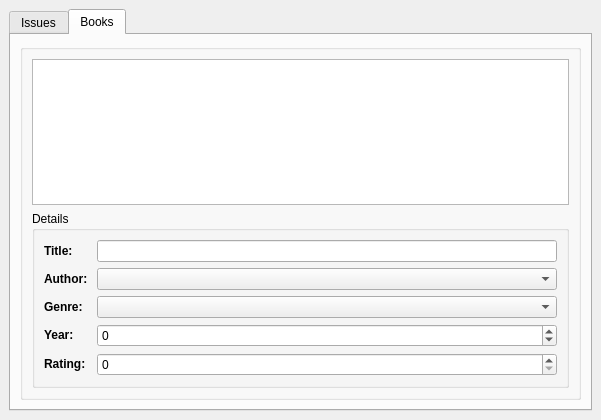
This is mainwindow.ui in kupns-aka-kupa/kprpo_lr1 as Qt 5 draws it before an edit. The edited form follows.
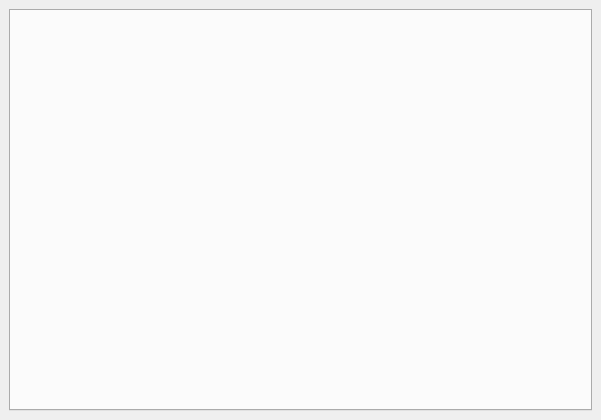
This is the edited form.

Commit message: add book widget and issue widget

Patch:
```diff
--- a/mainwindow.ui
+++ b/mainwindow.ui
@@ -35,221 +35,6 @@
       <property name="currentIndex">
        <number>1</number>
       </property>
-      <widget class="QWidget" name="issues">
-       <attribute name="title">
-        <string>Issues</string>
-       </attribute>
-       <layout class="QHBoxLayout" name="horizontalLayout_2">
-        <item>
-         <widget class="QGroupBox" name="issuesGroupBox">
-          <property name="title">
-           <string/>
-          </property>
-          <layout class="QVBoxLayout" name="_2">
-           <property name="spacing">
-            <number>6</number>
-           </property>
-           <property name="leftMargin">
-            <number>9</number>
-           </property>
-           <property name="topMargin">
-            <number>9</number>
-           </property>
-           <property name="rightMargin">
-            <number>9</number>
-           </property>
-           <property name="bottomMargin">
-            <number>9</number>
-           </property>
-           <item>
-            <widget class="QTableView" name="issuesTable">
-             <property name="selectionBehavior">
-              <enum>QAbstractItemView::SelectRows</enum>
-             </property>
-            </widget>
-           </item>
-           <item>
-            <widget class="QGroupBox" name="issueDetailsGroupBox">
-             <property name="title">
-              <string>Details</string>
-             </property>
-             <layout class="QFormLayout" name="_3">
-              <item row="0" column="0">
-               <widget class="QLabel" name="readerLabel">
-                <property name="text">
-                 <string>&lt;html&gt;&lt;head/&gt;&lt;body&gt;&lt;p&gt;&lt;span style=&quot; font-weight:600;&quot;&gt;Reader: &lt;/span&gt;&lt;/p&gt;&lt;/body&gt;&lt;/html&gt;</string>
-                </property>
-               </widget>
-              </item>
-              <item row="0" column="1">
-               <widget class="QComboBox" name="readerEdit">
-                <property name="enabled">
-                 <bool>true</bool>
-                </property>
-               </widget>
-              </item>
-              <item row="1" column="0">
-               <widget class="QLabel" name="bookLabel">
-                <property name="text">
-                 <string>&lt;html&gt;&lt;head/&gt;&lt;body&gt;&lt;p&gt;&lt;span style=&quot; font-weight:600;&quot;&gt;Book:&lt;/span&gt;&lt;/p&gt;&lt;/body&gt;&lt;/html&gt;</string>
-                </property>
-               </widget>
-              </item>
-              <item row="1" column="1">
-               <widget class="QComboBox" name="bookEdit">
-                <property name="enabled">
-                 <bool>true</bool>
-                </property>
-               </widget>
-              </item>
-              <item row="2" column="0">
-               <widget class="QLabel" name="statusLabel">
-                <property name="text">
-                 <string>&lt;html&gt;&lt;head/&gt;&lt;body&gt;&lt;p&gt;&lt;span style=&quot; font-weight:600;&quot;&gt;Status:&lt;/span&gt;&lt;/p&gt;&lt;/body&gt;&lt;/html&gt;</string>
-                </property>
-               </widget>
-              </item>
-              <item row="2" column="1">
-               <widget class="QComboBox" name="statusEdit">
-                <property name="enabled">
-                 <bool>true</bool>
-                </property>
-               </widget>
-              </item>
-             </layout>
-            </widget>
-           </item>
-          </layout>
-         </widget>
-        </item>
-       </layout>
-      </widget>
-      <widget class="QWidget" name="books">
-       <attribute name="title">
-        <string>Books</string>
-       </attribute>
-       <layout class="QHBoxLayout" name="horizontalLayout">
-        <item>
-         <widget class="QGroupBox" name="groupBox">
-          <property name="title">
-           <string/>
-          </property>
-          <layout class="QVBoxLayout">
-           <property name="spacing">
-            <number>6</number>
-           </property>
-           <property name="leftMargin">
-            <number>9</number>
-           </property>
-           <property name="topMargin">
-            <number>9</number>
-           </property>
-           <property name="rightMargin">
-            <number>9</number>
-           </property>
-           <property name="bottomMargin">
-            <number>9</number>
-           </property>
-           <item>
-            <widget class="QTableView" name="bookTable">
-             <property name="selectionBehavior">
-              <enum>QAbstractItemView::SelectRows</enum>
-             </property>
-            </widget>
-           </item>
-           <item>
-            <widget class="QGroupBox" name="detailsGroupBox">
-             <property name="title">
-              <string>Details</string>
-             </property>
-             <layout class="QFormLayout">
-              <item row="0" column="0">
-               <widget class="QLabel" name="label_5">
-                <property name="text">
-                 <string>&lt;b&gt;Title:&lt;/b&gt;</string>
-                </property>
-               </widget>
-              </item>
-              <item row="0" column="1">
-               <widget class="QLineEdit" name="titleEdit">
-                <property name="enabled">
-                 <bool>true</bool>
-                </property>
-               </widget>
-              </item>
-              <item row="1" column="0">
-               <widget class="QLabel" name="label_2">
-                <property name="text">
-                 <string>&lt;b&gt;Author: &lt;/b&gt;</string>
-                </property>
-               </widget>
-              </item>
-              <item row="1" column="1">
-               <widget class="QComboBox" name="authorEdit">
-                <property name="enabled">
-                 <bool>true</bool>
-                </property>
-               </widget>
-              </item>
-              <item row="2" column="0">
-               <widget class="QLabel" name="label_3">
-                <property name="text">
-                 <string>&lt;b&gt;Genre:&lt;/b&gt;</string>
-                </property>
-               </widget>
-              </item>
-              <item row="2" column="1">
-               <widget class="QComboBox" name="genreEdit">
-                <property name="enabled">
-                 <bool>true</bool>
-                </property>
-               </widget>
-              </item>
-              <item row="3" column="0">
-               <widget class="QLabel" name="label_4">
-                <property name="text">
-                 <string>&lt;b&gt;Year:&lt;/b&gt;</string>
-                </property>
-               </widget>
-              </item>
-              <item row="3" column="1">
-               <widget class="QSpinBox" name="yearEdit">
-                <property name="enabled">
-                 <bool>true</bool>
-                </property>
-                <property name="prefix">
-                 <string/>
-                </property>
-                <property name="minimum">
-                 <number>-1000</number>
-                </property>
-                <property name="maximum">
-                 <number>2100</number>
-                </property>
-               </widget>
-              </item>
-              <item row="4" column="0">
-               <widget class="QLabel" name="label">
-                <property name="text">
-                 <string>&lt;b&gt;Rating:&lt;/b&gt;</string>
-                </property>
-               </widget>
-              </item>
-              <item row="4" column="1">
-               <widget class="QSpinBox" name="ratingEdit">
-                <property name="maximum">
-                 <number>5</number>
-                </property>
-               </widget>
-              </item>
-             </layout>
-            </widget>
-           </item>
-          </layout>
-         </widget>
-        </item>
-       </layout>
-      </widget>
      </widget>
     </item>
    </layout>
```
Left out of the diff: 9 changed lines with no effect on the pictures. The commit also changes 9 other files.
